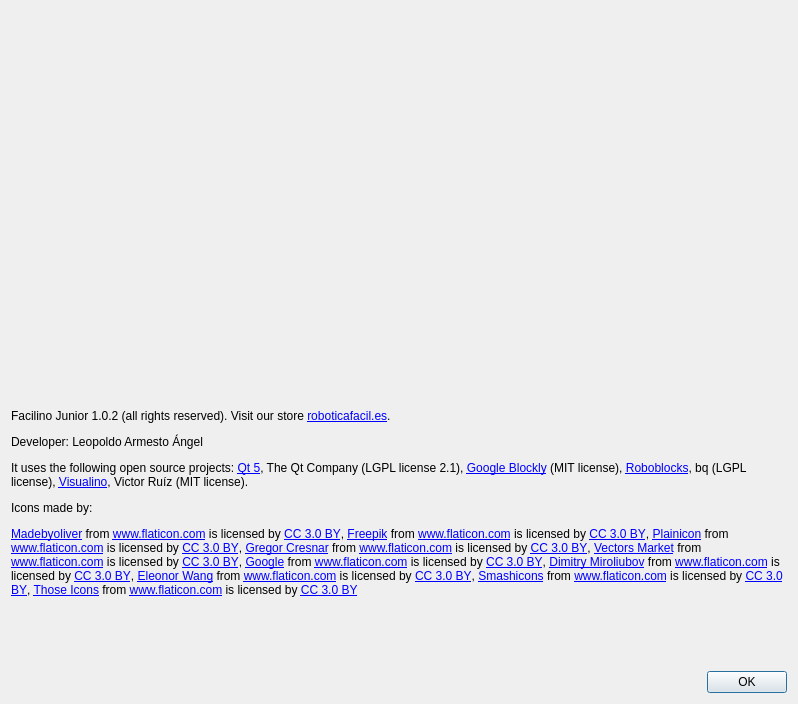
roboticafacil/facilino_junior, file src/aboutdialog.ui: the form before one commit.
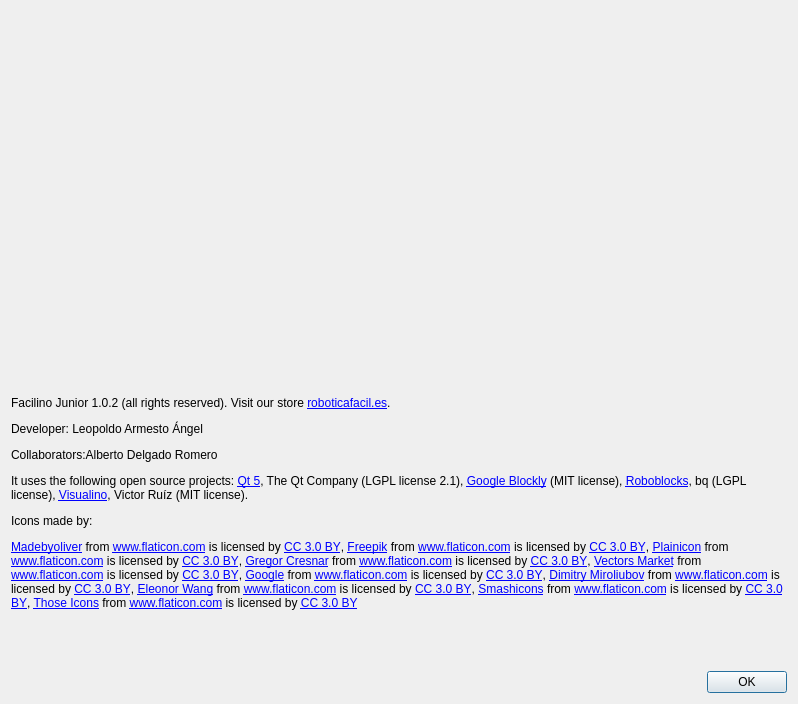
The form after the commit. Icons and pictures are not drawn.

```diff
--- a/src/aboutdialog.ui
+++ b/src/aboutdialog.ui
@@ -39,7 +39,7 @@
    <item>
     <widget class="QLabel" name="label_4">
      <property name="text">
-      <string>&lt;html&gt;&lt;head/&gt;&lt;body&gt;&lt;p&gt;Facilino Junior 1.0.2 (all rights reserved). Visit our store &lt;a href=&quot;https://roboticafacil.es&quot;&gt;&lt;span style=&quot; text-decoration: underline; color:#0000ff;&quot;&gt;roboticafacil.es&lt;/span&gt;&lt;/a&gt;.&lt;/p&gt;&lt;p&gt;Developer: Leopoldo Armesto Ángel&lt;/p&gt;&lt;p&gt;It uses the following open source projects: &lt;a href=&quot;http://www.qt.io/&quot;&gt;&lt;span style=&quot; text-decoration: underline; color:#0000ff;&quot;&gt;Qt 5&lt;/span&gt;&lt;/a&gt;, The Qt Company (LGPL license 2.1), &lt;a href=&quot;https://developers.google.com/blockly/&quot;&gt;&lt;span style=&quot; text-decoration: underline; color:#0000ff;&quot;&gt;Google Blockly&lt;/span&gt;&lt;/a&gt; (MIT license), &lt;a href=&quot;https://github.com/bq/roboblocks&quot;&gt;&lt;span style=&quot; text-decoration: underline; color:#0000ff;&quot;&gt;Roboblocks&lt;/span&gt;&lt;/a&gt;, bq (LGPL license), &lt;a href=&quot;http://visualino.net&quot;&gt;&lt;span style=&quot; text-decoration: underline; color:#0000ff;&quot;&gt;Visualino&lt;/span&gt;&lt;/a&gt;, Victor Ruíz (MIT license).&lt;/p&gt;&lt;p&gt;Icons made by:&lt;/p&gt;&lt;p&gt;&lt;a href=&quot; http://www.flaticon.com/authors/madebyoliver&quot;&gt;&lt;span style=&quot; text-decoration: underline; color:#0000ff;&quot;&gt;Madebyoliver&lt;/span&gt;&lt;/a&gt; from &lt;a href=&quot; http://www.flaticon.com&quot;&gt;&lt;span style=&quot; text-decoration: underline; color:#0000ff;&quot;&gt;www.flaticon.com&lt;/span&gt;&lt;/a&gt; is licensed by &lt;a href=&quot;http://creativecommons.org/licenses/by/3.0/&quot;&gt;&lt;span style=&quot; text-decoration: underline; color:#0000ff;&quot;&gt;CC 3.0 BY&lt;/span&gt;&lt;/a&gt;, &lt;a href=&quot;http://www.freepik.com&quot;&gt;&lt;span style=&quot; text-decoration: underline; color:#0000ff;&quot;&gt;Freepik&lt;/span&gt;&lt;/a&gt; from &lt;a href=&quot; http://www.flaticon.com&quot;&gt;&lt;span style=&quot; text-decoration: underline; color:#0000ff;&quot;&gt;www.flaticon.com&lt;/span&gt;&lt;/a&gt; is licensed by &lt;a href=&quot;http://creativecommons.org/licenses/by/3.0/&quot;&gt;&lt;span style=&quot; text-decoration: underline; color:#0000ff;&quot;&gt;CC 3.0 BY&lt;/span&gt;&lt;/a&gt;, &lt;a href=&quot;http://www.flaticon.com/authors/plainicon&quot;&gt;&lt;span style=&quot; text-decoration: underline; color:#0000ff;&quot;&gt;Plainicon&lt;/span&gt;&lt;/a&gt; from &lt;a href=&quot; http://www.flaticon.com&quot;&gt;&lt;span style=&quot; text-decoration: underline; color:#0000ff;&quot;&gt;www.flaticon.com&lt;/span&gt;&lt;/a&gt; is licensed by &lt;a href=&quot;http://creativecommons.org/licenses/by/3.0/&quot;&gt;&lt;span style=&quot; text-decoration: underline; color:#0000ff;&quot;&gt;CC 3.0 BY&lt;/span&gt;&lt;/a&gt;, &lt;a href=&quot;http://www.flaticon.com/authors/gregor-cresnar&quot;&gt;&lt;span style=&quot; text-decoration: underline; color:#0000ff;&quot;&gt;Gregor Cresnar&lt;/span&gt;&lt;/a&gt; from &lt;a href=&quot; http://www.flaticon.com&quot;&gt;&lt;span style=&quot; text-decoration: underline; color:#0000ff;&quot;&gt;www.flaticon.com&lt;/span&gt;&lt;/a&gt; is licensed by &lt;a href=&quot;http://creativecommons.org/licenses/by/3.0/&quot;&gt;&lt;span style=&quot; text-decoration: underline; color:#0000ff;&quot;&gt;CC 3.0 BY&lt;/span&gt;&lt;/a&gt;, &lt;a href=&quot;http://www.flaticon.com/authors/vectors-market&quot;&gt;&lt;span style=&quot; text-decoration: underline; color:#0000ff;&quot;&gt;Vectors Market&lt;/span&gt;&lt;/a&gt; from &lt;a href=&quot; http://www.flaticon.com&quot;&gt;&lt;span style=&quot; text-decoration: underline; color:#0000ff;&quot;&gt;www.flaticon.com&lt;/span&gt;&lt;/a&gt; is licensed by &lt;a href=&quot;http://creativecommons.org/licenses/by/3.0/&quot;&gt;&lt;span style=&quot; text-decoration: underline; color:#0000ff;&quot;&gt;CC 3.0 BY&lt;/span&gt;&lt;/a&gt;, &lt;a href=&quot; http://www.flaticon.com/authors/google&quot;&gt;&lt;span style=&quot; text-decoration: underline; color:#0000ff;&quot;&gt;Google&lt;/span&gt;&lt;/a&gt; from &lt;a href=&quot; http://www.flaticon.com&quot;&gt;&lt;span style=&quot; text-decoration: underline; color:#0000ff;&quot;&gt;www.flaticon.com&lt;/span&gt;&lt;/a&gt; is licensed by &lt;a href=&quot;http://creativecommons.org/licenses/by/3.0/&quot;&gt;&lt;span style=&quot; text-decoration: underline; color:#0000ff;&quot;&gt;CC 3.0 BY&lt;/span&gt;&lt;/a&gt;, &lt;a href=&quot;http://www.flaticon.com/authors/dimitry-miroliubov&quot;&gt;&lt;span style=&quot; text-decoration: underline; color:#0000ff;&quot;&gt;Dimitry Miroliubov&lt;/span&gt;&lt;/a&gt; from &lt;a href=&quot;http://www.flaticon.com&quot;&gt;&lt;span style=&quot; text-decoration: underline; color:#0000ff;&quot;&gt;www.flaticon.com&lt;/span&gt;&lt;/a&gt; is licensed by &lt;a href=&quot;http://creativecommons.org/licenses/by/3.0/&quot;&gt;&lt;span style=&quot; text-decoration: underline; color:#0000ff;&quot;&gt;CC 3.0 BY&lt;/span&gt;&lt;/a&gt;, &lt;a href=&quot; https://www.flaticon.com/authors/eleonor-wang&quot;&gt;&lt;span style=&quot; text-decoration: underline; color:#0000ff;&quot;&gt;Eleonor Wang&lt;/span&gt;&lt;/a&gt; from &lt;a href=&quot;http://www.flaticon.com&quot;&gt;&lt;span style=&quot; text-decoration: underline; color:#0000ff;&quot;&gt;www.flaticon.com&lt;/span&gt;&lt;/a&gt; is licensed by &lt;a href=&quot;http://creativecommons.org/licenses/by/3.0/&quot;&gt;&lt;span style=&quot; text-decoration: underline; color:#0000ff;&quot;&gt;CC 3.0 BY&lt;/span&gt;&lt;/a&gt;, &lt;a href=&quot;https://www.flaticon.com/authors/smashicons&quot;&gt;&lt;span style=&quot; text-decoration: underline; color:#0000ff;&quot;&gt;Smashicons&lt;/span&gt;&lt;/a&gt; from &lt;a href=&quot;http://www.flaticon.com&quot;&gt;&lt;span style=&quot; text-decoration: underline; color:#0000ff;&quot;&gt;www.flaticon.com&lt;/span&gt;&lt;/a&gt; is licensed by &lt;a href=&quot;http://creativecommons.org/licenses/by/3.0/&quot;&gt;&lt;span style=&quot; text-decoration: underline; color:#0000ff;&quot;&gt;CC 3.0 BY&lt;/span&gt;&lt;/a&gt;, &lt;a href=&quot;https://www.flaticon.com/authors/those-icons&quot;&gt;&lt;span style=&quot; text-decoration: underline; color:#0000ff;&quot;&gt;Those Icons&lt;/span&gt;&lt;/a&gt; from &lt;a href=&quot;http://www.flaticon.com&quot;&gt;&lt;span style=&quot; text-decoration: underline; color:#0000ff;&quot;&gt;www.flaticon.com&lt;/span&gt;&lt;/a&gt; is licensed by &lt;a href=&quot;http://creativecommons.org/licenses/by/3.0/&quot;&gt;&lt;span style=&quot; text-decoration: underline; color:#0000ff;&quot;&gt;CC 3.0 BY&lt;/span&gt;&lt;/a&gt;&lt;/p&gt;&lt;/body&gt;&lt;/html&gt;</string>
+      <string>&lt;html&gt;&lt;head/&gt;&lt;body&gt;&lt;p&gt;Facilino Junior 1.0.2 (all rights reserved). Visit our store &lt;a href=&quot;https://roboticafacil.es&quot;&gt;&lt;span style=&quot; text-decoration: underline; color:#0000ff;&quot;&gt;roboticafacil.es&lt;/span&gt;&lt;/a&gt;.&lt;/p&gt;&lt;p&gt;Developer: Leopoldo Armesto Ángel&lt;/p&gt;&lt;p&gt;Collaborators:Alberto Delgado Romero&lt;/p&gt;&lt;p&gt;It uses the following open source projects: &lt;a href=&quot;http://www.qt.io/&quot;&gt;&lt;span style=&quot; text-decoration: underline; color:#0000ff;&quot;&gt;Qt 5&lt;/span&gt;&lt;/a&gt;, The Qt Company (LGPL license 2.1), &lt;a href=&quot;https://developers.google.com/blockly/&quot;&gt;&lt;span style=&quot; text-decoration: underline; color:#0000ff;&quot;&gt;Google Blockly&lt;/span&gt;&lt;/a&gt; (MIT license), &lt;a href=&quot;https://github.com/bq/roboblocks&quot;&gt;&lt;span style=&quot; text-decoration: underline; color:#0000ff;&quot;&gt;Roboblocks&lt;/span&gt;&lt;/a&gt;, bq (LGPL license), &lt;a href=&quot;http://visualino.net&quot;&gt;&lt;span style=&quot; text-decoration: underline; color:#0000ff;&quot;&gt;Visualino&lt;/span&gt;&lt;/a&gt;, Victor Ruíz (MIT license).&lt;/p&gt;&lt;p&gt;Icons made by:&lt;/p&gt;&lt;p&gt;&lt;a href=&quot; http://www.flaticon.com/authors/madebyoliver&quot;&gt;&lt;span style=&quot; text-decoration: underline; color:#0000ff;&quot;&gt;Madebyoliver&lt;/span&gt;&lt;/a&gt; from &lt;a href=&quot; http://www.flaticon.com&quot;&gt;&lt;span style=&quot; text-decoration: underline; color:#0000ff;&quot;&gt;www.flaticon.com&lt;/span&gt;&lt;/a&gt; is licensed by &lt;a href=&quot;http://creativecommons.org/licenses/by/3.0/&quot;&gt;&lt;span style=&quot; text-decoration: underline; color:#0000ff;&quot;&gt;CC 3.0 BY&lt;/span&gt;&lt;/a&gt;, &lt;a href=&quot;http://www.freepik.com&quot;&gt;&lt;span style=&quot; text-decoration: underline; color:#0000ff;&quot;&gt;Freepik&lt;/span&gt;&lt;/a&gt; from &lt;a href=&quot; http://www.flaticon.com&quot;&gt;&lt;span style=&quot; text-decoration: underline; color:#0000ff;&quot;&gt;www.flaticon.com&lt;/span&gt;&lt;/a&gt; is licensed by &lt;a href=&quot;http://creativecommons.org/licenses/by/3.0/&quot;&gt;&lt;span style=&quot; text-decoration: underline; color:#0000ff;&quot;&gt;CC 3.0 BY&lt;/span&gt;&lt;/a&gt;, &lt;a href=&quot;http://www.flaticon.com/authors/plainicon&quot;&gt;&lt;span style=&quot; text-decoration: underline; color:#0000ff;&quot;&gt;Plainicon&lt;/span&gt;&lt;/a&gt; from &lt;a href=&quot; http://www.flaticon.com&quot;&gt;&lt;span style=&quot; text-decoration: underline; color:#0000ff;&quot;&gt;www.flaticon.com&lt;/span&gt;&lt;/a&gt; is licensed by &lt;a href=&quot;http://creativecommons.org/licenses/by/3.0/&quot;&gt;&lt;span style=&quot; text-decoration: underline; color:#0000ff;&quot;&gt;CC 3.0 BY&lt;/span&gt;&lt;/a&gt;, &lt;a href=&quot;http://www.flaticon.com/authors/gregor-cresnar&quot;&gt;&lt;span style=&quot; text-decoration: underline; color:#0000ff;&quot;&gt;Gregor Cresnar&lt;/span&gt;&lt;/a&gt; from &lt;a href=&quot; http://www.flaticon.com&quot;&gt;&lt;span style=&quot; text-decoration: underline; color:#0000ff;&quot;&gt;www.flaticon.com&lt;/span&gt;&lt;/a&gt; is licensed by &lt;a href=&quot;http://creativecommons.org/licenses/by/3.0/&quot;&gt;&lt;span style=&quot; text-decoration: underline; color:#0000ff;&quot;&gt;CC 3.0 BY&lt;/span&gt;&lt;/a&gt;, &lt;a href=&quot;http://www.flaticon.com/authors/vectors-market&quot;&gt;&lt;span style=&quot; text-decoration: underline; color:#0000ff;&quot;&gt;Vectors Market&lt;/span&gt;&lt;/a&gt; from &lt;a href=&quot; http://www.flaticon.com&quot;&gt;&lt;span style=&quot; text-decoration: underline; color:#0000ff;&quot;&gt;www.flaticon.com&lt;/span&gt;&lt;/a&gt; is licensed by &lt;a href=&quot;http://creativecommons.org/licenses/by/3.0/&quot;&gt;&lt;span style=&quot; text-decoration: underline; color:#0000ff;&quot;&gt;CC 3.0 BY&lt;/span&gt;&lt;/a&gt;, &lt;a href=&quot; http://www.flaticon.com/authors/google&quot;&gt;&lt;span style=&quot; text-decoration: underline; color:#0000ff;&quot;&gt;Google&lt;/span&gt;&lt;/a&gt; from &lt;a href=&quot; http://www.flaticon.com&quot;&gt;&lt;span style=&quot; text-decoration: underline; color:#0000ff;&quot;&gt;www.flaticon.com&lt;/span&gt;&lt;/a&gt; is licensed by &lt;a href=&quot;http://creativecommons.org/licenses/by/3.0/&quot;&gt;&lt;span style=&quot; text-decoration: underline; color:#0000ff;&quot;&gt;CC 3.0 BY&lt;/span&gt;&lt;/a&gt;, &lt;a href=&quot;http://www.flaticon.com/authors/dimitry-miroliubov&quot;&gt;&lt;span style=&quot; text-decoration: underline; color:#0000ff;&quot;&gt;Dimitry Miroliubov&lt;/span&gt;&lt;/a&gt; from &lt;a href=&quot;http://www.flaticon.com&quot;&gt;&lt;span style=&quot; text-decoration: underline; color:#0000ff;&quot;&gt;www.flaticon.com&lt;/span&gt;&lt;/a&gt; is licensed by &lt;a href=&quot;http://creativecommons.org/licenses/by/3.0/&quot;&gt;&lt;span style=&quot; text-decoration: underline; color:#0000ff;&quot;&gt;CC 3.0 BY&lt;/span&gt;&lt;/a&gt;, &lt;a href=&quot; https://www.flaticon.com/authors/eleonor-wang&quot;&gt;&lt;span style=&quot; text-decoration: underline; color:#0000ff;&quot;&gt;Eleonor Wang&lt;/span&gt;&lt;/a&gt; from &lt;a href=&quot;http://www.flaticon.com&quot;&gt;&lt;span style=&quot; text-decoration: underline; color:#0000ff;&quot;&gt;www.flaticon.com&lt;/span&gt;&lt;/a&gt; is licensed by &lt;a href=&quot;http://creativecommons.org/licenses/by/3.0/&quot;&gt;&lt;span style=&quot; text-decoration: underline; color:#0000ff;&quot;&gt;CC 3.0 BY&lt;/span&gt;&lt;/a&gt;, &lt;a href=&quot;https://www.flaticon.com/authors/smashicons&quot;&gt;&lt;span style=&quot; text-decoration: underline; color:#0000ff;&quot;&gt;Smashicons&lt;/span&gt;&lt;/a&gt; from &lt;a href=&quot;http://www.flaticon.com&quot;&gt;&lt;span style=&quot; text-decoration: underline; color:#0000ff;&quot;&gt;www.flaticon.com&lt;/span&gt;&lt;/a&gt; is licensed by &lt;a href=&quot;http://creativecommons.org/licenses/by/3.0/&quot;&gt;&lt;span style=&quot; text-decoration: underline; color:#0000ff;&quot;&gt;CC 3.0 BY&lt;/span&gt;&lt;/a&gt;, &lt;a href=&quot;https://www.flaticon.com/authors/those-icons&quot;&gt;&lt;span style=&quot; text-decoration: underline; color:#0000ff;&quot;&gt;Those Icons&lt;/span&gt;&lt;/a&gt; from &lt;a href=&quot;http://www.flaticon.com&quot;&gt;&lt;span style=&quot; text-decoration: underline; color:#0000ff;&quot;&gt;www.flaticon.com&lt;/span&gt;&lt;/a&gt; is licensed by &lt;a href=&quot;http://creativecommons.org/licenses/by/3.0/&quot;&gt;&lt;span style=&quot; text-decoration: underline; color:#0000ff;&quot;&gt;CC 3.0 BY&lt;/span&gt;&lt;/a&gt;&lt;/p&gt;&lt;/body&gt;&lt;/html&gt;</string>
      </property>
      <property name="wordWrap">
       <bool>true</bool>
```
